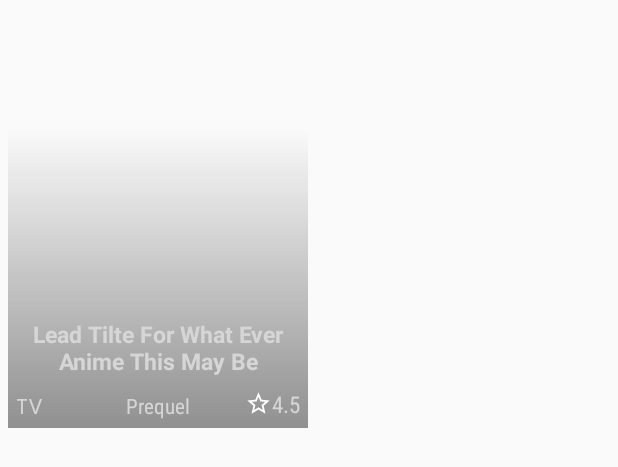
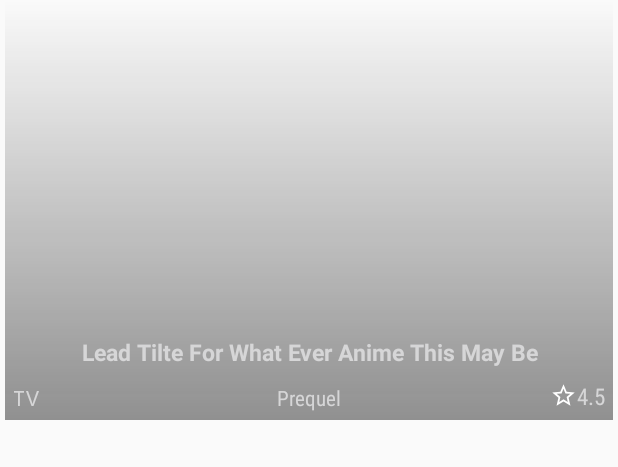
Before and after one commit to wirunpong-j/ANIDESU-Android, an Android app: the layout adapter_anime_list.xml on its own in the app's theme, with its tools: preview values and no code run, on a phone screen of 412 x 824 dp. Shown: the top 467 px of the screen. Run offline under Robolectric (Android 15) with nearby library versions, the phone set to English and light mode, and no system bars.

Commit message:
show anime list recycle view.

```diff
--- a/AniDesu/app/src/main/java/com/bellkung/anidesu/api/AnilistAPI.java
+++ b/AniDesu/app/src/main/java/com/bellkung/anidesu/api/AnilistAPI.java
@@ -29,7 +29,7 @@ public interface AnilistAPI {
                                        @Field("client_secret") String client_secret);
 
     @GET("browse/{series_type}")
-    Call<List<Series>> fetchSeriesPages(@Header("Authorization") String authToken,
+    Call<ArrayList<Series>> fetchSeriesPages(@Header("Authorization") String authToken,
                                         @Path("series_type") String series_type,
                                         @Query("year") Integer year,
                                         @Query("season") String season,
--- a/AniDesu/app/src/main/res/layout/adapter_anime_list.xml
+++ b/AniDesu/app/src/main/res/layout/adapter_anime_list.xml
@@ -1,31 +1,47 @@
-<FrameLayout
-    xmlns:android="http://schemas.android.com/apk/res/android"
+<android.support.constraint.ConstraintLayout xmlns:android="http://schemas.android.com/apk/res/android"
+    xmlns:app="http://schemas.android.com/apk/res-auto"
     xmlns:tools="http://schemas.android.com/tools"
-    android:layout_width="200dp"
-    android:layout_height="@dimen/new_style_height"
-    android:layout_margin="5dp"
-    android:orientation="vertical">
+    android:id="@+id/frameLayout"
+    android:layout_width="match_parent"
+    android:layout_height="@dimen/new_style_height">
 
     <ImageView
         android:id="@+id/anime_model_image"
+        android:layout_width="0dp"
+        android:layout_height="@dimen/new_style_height"
+        android:layout_marginBottom="3dp"
+        android:layout_marginEnd="3dp"
+        android:layout_marginStart="3dp"
+        android:layout_marginTop="3dp"
+        android:clickable="true"
+        android:foreground="?selectableItemBackground"
+        android:scaleType="centerCrop"
+        app:layout_constraintBottom_toBottomOf="parent"
+        app:layout_constraintEnd_toEndOf="parent"
+        app:layout_constraintStart_toStartOf="parent"
+        app:layout_constraintTop_toTopOf="parent" />
+
+    <android.support.constraint.ConstraintLayout
         android:layout_width="match_parent"
-        android:layout_height="match_parent"
-        android:clickable="true"
-        android:foreground="?selectableItemBackground"/>
-
-    <RelativeLayout
-        android:layout_width="match_parent"
-        android:layout_height="200dp"
-        android:layout_gravity="bottom"
-        android:background="@drawable/toolbar_shadow">
+        android:layout_height="@dimen/new_style_height"
+        android:layout_marginBottom="3dp"
+        android:layout_marginEnd="3dp"
+        android:layout_marginStart="3dp"
+        android:layout_marginTop="3dp"
+        android:background="@drawable/toolbar_shadow"
+        app:layout_constraintBottom_toBottomOf="parent"
+        app:layout_constraintEnd_toEndOf="parent"
+        app:layout_constraintHorizontal_bias="0.0"
+        app:layout_constraintStart_toStartOf="parent"
+        app:layout_constraintTop_toTopOf="parent">
 
         <TextView
             android:id="@+id/anime_model_name"
             android:layout_width="match_parent"
             android:layout_height="wrap_content"
-            android:layout_above="@+id/anime_model_rating"
-            android:layout_centerHorizontal="true"
-            android:layout_marginBottom="2dp"
+            android:layout_marginBottom="10dp"
+            android:layout_marginEnd="10dp"
+            android:layout_marginStart="10dp"
             android:ellipsize="end"
             android:maxLines="2"
             android:textAlignment="center"
@@ -33,50 +49,58 @@
             android:textIsSelectable="true"
             android:textSize="15sp"
             android:textStyle="bold"
+            app:layout_constraintBottom_toTopOf="@+id/anime_model_relation_type"
+            app:layout_constraintEnd_toEndOf="parent"
+            app:layout_constraintStart_toStartOf="parent"
             tools:text="Lead Tilte For What Ever Anime This May Be" />
 
         <TextView
-            android:id="@id/anime_model_rating"
+            android:id="@+id/anime_model_relation_type"
+            android:layout_width="wrap_content"
+            android:layout_height="19dp"
+            android:layout_margin="5dp"
+            android:layout_marginBottom="10dp"
+            android:layout_marginEnd="8dp"
+            android:layout_marginStart="8dp"
+            android:fontFamily="sans-serif-condensed"
+            android:textAllCaps="true"
+            android:textColor="@color/white"
+            android:textIsSelectable="true"
+            app:layout_constraintBottom_toBottomOf="parent"
+            app:layout_constraintEnd_toEndOf="parent"
+            app:layout_constraintStart_toStartOf="parent"
+            tools:text="Prequel" />
+
+        <TextView
+            android:id="@+id/anime_model_type"
             android:layout_width="wrap_content"
             android:layout_height="wrap_content"
-            android:layout_alignParentBottom="true"
-            android:layout_alignParentEnd="true"
-            android:layout_alignParentRight="true"
             android:layout_margin="5dp"
+            android:layout_marginBottom="8dp"
+            android:layout_marginStart="10dp"
+            android:textColor="@color/white"
+            android:textIsSelectable="true"
+            android:typeface="monospace"
+            app:layout_constraintBottom_toBottomOf="parent"
+            app:layout_constraintStart_toStartOf="parent"
+            tools:text="TV" />
+
+        <TextView
+            android:id="@+id/anime_model_rating"
+            android:layout_width="wrap_content"
+            android:layout_height="wrap_content"
+            android:layout_margin="5dp"
+            android:layout_marginBottom="8dp"
+            android:layout_marginEnd="10dp"
             android:drawableStart="@drawable/ic_star_border_white_18dp"
             android:fontFamily="sans-serif-condensed"
             android:textAlignment="center"
             android:textColor="@color/white"
             android:textIsSelectable="true"
             android:textSize="15sp"
+            app:layout_constraintBottom_toBottomOf="parent"
+            app:layout_constraintEnd_toEndOf="parent"
+            tools:ignore="RtlCompat"
             tools:text="4.5" />
-
-        <TextView
-            android:id="@+id/anime_model_type"
-            android:layout_width="wrap_content"
-            android:layout_height="wrap_content"
-            android:layout_alignParentBottom="true"
-            android:layout_alignParentLeft="true"
-            android:layout_alignParentStart="true"
-            android:layout_margin="5dp"
-            android:textColor="@color/white"
-            android:textIsSelectable="true"
-            android:typeface="monospace"
-            tools:text="TV" />
-
-        <TextView
-            android:id="@+id/anime_model_relation_type"
-            android:layout_width="wrap_content"
-            android:layout_height="wrap_content"
-            android:layout_alignParentBottom="true"
-            android:layout_centerHorizontal="true"
-            android:layout_margin="5dp"
-            android:fontFamily="sans-serif-condensed"
-            android:textAllCaps="true"
-            android:textColor="@color/white"
-            android:textIsSelectable="true"
-            tools:text="Prequel" />
-
-    </RelativeLayout>
-
-</FrameLayout>
+    </android.support.constraint.ConstraintLayout>
+</android.support.constraint.ConstraintLayout>
--- a/AniDesu/app/src/main/res/layout/fragment_anime_list.xml
+++ b/AniDesu/app/src/main/res/layout/fragment_anime_list.xml
@@ -5,7 +5,7 @@
     tools:context="com.bellkung.anidesu.fragment.AnimeListFragment">
 
     <android.support.v7.widget.RecyclerView
-        android:id="@+id/anime_list"
+        android:id="@+id/anime_list_recyclerView"
         android:layout_width="match_parent"
         android:layout_height="match_parent" />
 
```
Also changed, not shown: AniDesu/app/src/main/java/com/bellkung/anidesu/adapter/AnimeListAdapter.java (added, +75 -0 lines), AniDesu/app/src/main/java/com/bellkung/anidesu/adapter/AnimeListPagerAdapter.java (+13 -4 lines), AniDesu/app/src/main/java/com/bellkung/anidesu/controller/HomeActivity.java (+8 -21 lines), AniDesu/app/src/main/java/com/bellkung/anidesu/fragment/AnimeListFragment.java (+18 -9 lines).
